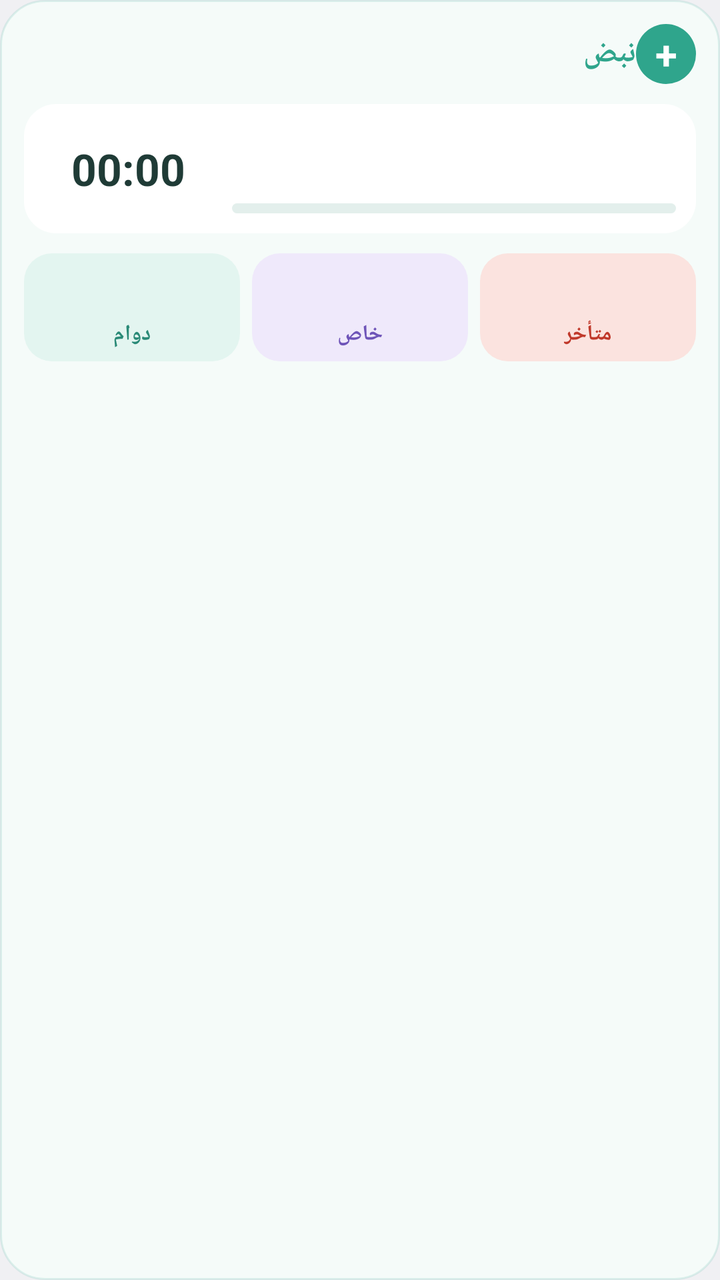
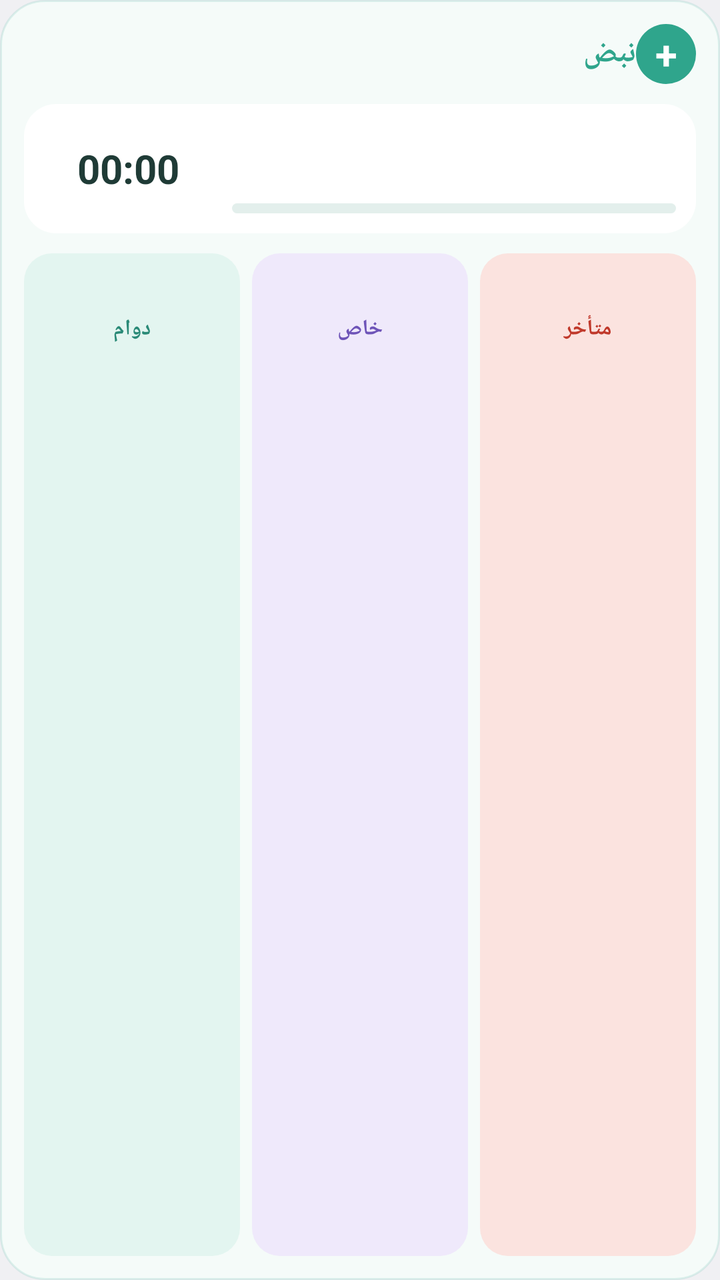

Before-and-after screenshots of an Android layout around one commit, followed by the original layout XML and the change that was made.
<!-- AndroidManifest.xml: application theme android:Theme.DeviceDefault.Light.NoActionBar -->
<!-- res/layout/widget_nabd.xml -->
<?xml version="1.0" encoding="utf-8"?>
<LinearLayout xmlns:android="http://schemas.android.com/apk/res/android"
    android:id="@+id/w_root"
    android:layout_width="match_parent"
    android:layout_height="match_parent"
    android:orientation="vertical"
    android:padding="12dp"
    android:background="@drawable/w_bg">

    <LinearLayout
        android:layout_width="match_parent"
        android:layout_height="wrap_content"
        android:gravity="center_vertical"
        android:orientation="horizontal">

        <TextView
            android:layout_width="0dp"
            android:layout_height="wrap_content"
            android:layout_weight="1"
            android:text="نبض"
            android:textColor="#2FA58C"
            android:textSize="15sp"
            android:textStyle="bold" />

        <TextView
            android:id="@+id/w_plus"
            android:layout_width="30dp"
            android:layout_height="30dp"
            android:background="@drawable/w_plus_bg"
            android:gravity="center"
            android:text="+"
            android:textColor="#FFFFFF"
            android:textSize="20sp"
            android:textStyle="bold" />
    </LinearLayout>

    <LinearLayout
        android:layout_width="match_parent"
        android:layout_height="wrap_content"
        android:layout_marginTop="10dp"
        android:background="@drawable/w_next_bg"
        android:gravity="center_vertical"
        android:orientation="horizontal"
        android:padding="10dp">

        <FrameLayout
            android:layout_width="84dp"
            android:layout_height="wrap_content">

            <Chronometer
                android:id="@+id/w_count"
                android:layout_width="match_parent"
                android:layout_height="wrap_content"
                android:gravity="center"
                android:textColor="#1F3B36"
                android:textSize="22sp"
                android:textStyle="bold" />

            <TextView
                android:id="@+id/w_none"
                android:layout_width="match_parent"
                android:layout_height="wrap_content"
                android:gravity="center"
                android:text="—"
                android:textColor="#1F3B36"
                android:textSize="22sp"
                android:textStyle="bold"
                android:visibility="gone" />
        </FrameLayout>

        <LinearLayout
            android:layout_width="0dp"
            android:layout_height="wrap_content"
            android:layout_marginStart="10dp"
            android:layout_weight="1"
            android:orientation="vertical">

            <TextView
                android:id="@+id/w_next_lbl"
                android:layout_width="wrap_content"
                android:layout_height="wrap_content"
                android:textColor="#5F7A73"
                android:textSize="11sp" />

            <TextView
                android:id="@+id/w_next_text"
                android:layout_width="match_parent"
                android:layout_height="wrap_content"
                android:maxLines="1"
                android:ellipsize="end"
                android:textColor="#1F3B36"
                android:textSize="14sp"
                android:textStyle="bold" />

            <ProgressBar
                android:id="@+id/w_bar"
                style="?android:attr/progressBarStyleHorizontal"
                android:layout_width="match_parent"
                android:layout_height="5dp"
                android:layout_marginTop="6dp"
                android:max="100"
                android:progress="0"
                android:progressDrawable="@drawable/w_bar" />
        </LinearLayout>
    </LinearLayout>

    <LinearLayout
        android:layout_width="match_parent"
        android:layout_height="wrap_content"
        android:layout_marginTop="10dp"
        android:orientation="horizontal">

        <LinearLayout
            android:layout_width="0dp"
            android:layout_height="wrap_content"
            android:layout_weight="1"
            android:background="@drawable/tile_work"
            android:gravity="center"
            android:orientation="vertical"
            android:paddingBottom="6dp"
            android:paddingTop="6dp">
            <TextView android:id="@+id/w_work_n" android:layout_width="wrap_content" android:layout_height="wrap_content" android:textColor="#2A8A77" android:textSize="20sp" android:textStyle="bold" />
            <TextView android:layout_width="wrap_content" android:layout_height="wrap_content" android:text="دوام" android:textColor="#2A8A77" android:textSize="11sp" android:textStyle="bold" />
        </LinearLayout>

        <LinearLayout
            android:layout_width="0dp"
            android:layout_height="wrap_content"
            android:layout_marginStart="6dp"
            android:layout_weight="1"
            android:background="@drawable/tile_life"
            android:gravity="center"
            android:orientation="vertical"
            android:paddingBottom="6dp"
            android:paddingTop="6dp">
            <TextView android:id="@+id/w_life_n" android:layout_width="wrap_content" android:layout_height="wrap_content" android:textColor="#6E54B8" android:textSize="20sp" android:textStyle="bold" />
            <TextView android:layout_width="wrap_content" android:layout_height="wrap_content" android:text="خاص" android:textColor="#6E54B8" android:textSize="11sp" android:textStyle="bold" />
        </LinearLayout>

        <LinearLayout
            android:layout_width="0dp"
            android:layout_height="wrap_content"
            android:layout_marginStart="6dp"
            android:layout_weight="1"
            android:background="@drawable/tile_late"
            android:gravity="center"
            android:orientation="vertical"
            android:paddingBottom="6dp"
            android:paddingTop="6dp">
            <TextView android:id="@+id/w_late_n" android:layout_width="wrap_content" android:layout_height="wrap_content" android:textColor="#C0392B" android:textSize="20sp" android:textStyle="bold" />
            <TextView android:layout_width="wrap_content" android:layout_height="wrap_content" android:text="متأخر" android:textColor="#C0392B" android:textSize="11sp" android:textStyle="bold" />
        </LinearLayout>
    </LinearLayout>
</LinearLayout>
<!-- resources referenced by this layout -->
<resources>
  <!-- drawable tile_late (drawable) -->
  <?xml version="1.0" encoding="utf-8"?>
  <shape xmlns:android="http://schemas.android.com/apk/res/android" android:shape="rectangle">
      <solid android:color="#FBE3DF" />
      <corners android:radius="14dp" />
  </shape>
  <!-- drawable tile_life (drawable) -->
  <?xml version="1.0" encoding="utf-8"?>
  <shape xmlns:android="http://schemas.android.com/apk/res/android" android:shape="rectangle">
      <solid android:color="#EFE9FB" />
      <corners android:radius="14dp" />
  </shape>
  <!-- drawable tile_work (drawable) -->
  <?xml version="1.0" encoding="utf-8"?>
  <shape xmlns:android="http://schemas.android.com/apk/res/android" android:shape="rectangle">
      <solid android:color="#E3F5F0" />
      <corners android:radius="14dp" />
  </shape>
  <!-- drawable w_bar (drawable) -->
  <?xml version="1.0" encoding="utf-8"?>
  <layer-list xmlns:android="http://schemas.android.com/apk/res/android">
      <item android:id="@android:id/background">
          <shape android:shape="rectangle">
              <solid android:color="#E3EFEC" />
              <corners android:radius="3dp" />
          </shape>
      </item>
      <item android:id="@android:id/progress">
          <clip>
              <shape android:shape="rectangle">
                  <solid android:color="#2FA58C" />
                  <corners android:radius="3dp" />
              </shape>
          </clip>
      </item>
  </layer-list>
  <!-- drawable w_bg (drawable) -->
  <?xml version="1.0" encoding="utf-8"?>
  <shape xmlns:android="http://schemas.android.com/apk/res/android" android:shape="rectangle">
      <solid android:color="#F5FBF9" />
      <corners android:radius="22dp" />
      <stroke android:width="1dp" android:color="#2228A58C" />
  </shape>
  <!-- drawable w_next_bg (drawable) -->
  <?xml version="1.0" encoding="utf-8"?>
  <shape xmlns:android="http://schemas.android.com/apk/res/android" android:shape="rectangle">
      <solid android:color="#FFFFFF" />
      <corners android:radius="16dp" />
  </shape>
  <!-- drawable w_plus_bg (drawable) -->
  <?xml version="1.0" encoding="utf-8"?>
  <shape xmlns:android="http://schemas.android.com/apk/res/android" android:shape="oval">
      <solid android:color="#2FA58C" />
  </shape>
</resources>

<!-- the commit's change to res/layout/widget_nabd.xml (unified diff, before → after) -->
@@ -53,7 +53,7 @@
                 android:layout_height="wrap_content"
                 android:gravity="center"
                 android:textColor="#1F3B36"
-                android:textSize="22sp"
+                android:textSize="20sp"
                 android:textStyle="bold" />
 
             <TextView
@@ -63,7 +63,7 @@
                 android:gravity="center"
                 android:text="—"
                 android:textColor="#1F3B36"
-                android:textSize="22sp"
+                android:textSize="20sp"
                 android:textStyle="bold"
                 android:visibility="gone" />
         </FrameLayout>
@@ -86,8 +86,8 @@
                 android:id="@+id/w_next_text"
                 android:layout_width="match_parent"
                 android:layout_height="wrap_content"
+                android:ellipsize="end"
                 android:maxLines="1"
-                android:ellipsize="end"
                 android:textColor="#1F3B36"
                 android:textSize="14sp"
                 android:textStyle="bold" />
@@ -106,49 +106,65 @@
 
     <LinearLayout
         android:layout_width="match_parent"
-        android:layout_height="wrap_content"
+        android:layout_height="0dp"
         android:layout_marginTop="10dp"
+        android:layout_weight="1"
         android:orientation="horizontal">
 
         <LinearLayout
             android:layout_width="0dp"
-            android:layout_height="wrap_content"
+            android:layout_height="match_parent"
             android:layout_weight="1"
             android:background="@drawable/tile_work"
-            android:gravity="center"
             android:orientation="vertical"
-            android:paddingBottom="6dp"
-            android:paddingTop="6dp">
-            <TextView android:id="@+id/w_work_n" android:layout_width="wrap_content" android:layout_height="wrap_content" android:textColor="#2A8A77" android:textSize="20sp" android:textStyle="bold" />
-            <TextView android:layout_width="wrap_content" android:layout_height="wrap_content" android:text="دوام" android:textColor="#2A8A77" android:textSize="11sp" android:textStyle="bold" />
+            android:padding="6dp">
+            <TextView android:id="@+id/w_work_n" android:layout_width="match_parent" android:layout_height="wrap_content" android:gravity="center" android:textColor="#2A8A77" android:textSize="18sp" android:textStyle="bold" />
+            <TextView android:layout_width="match_parent" android:layout_height="wrap_content" android:gravity="center" android:text="دوام" android:textColor="#2A8A77" android:textSize="11sp" android:textStyle="bold" />
+            <StackView
+                android:id="@+id/w_stack_work"
+                android:layout_width="match_parent"
+                android:layout_height="0dp"
+                android:layout_weight="1"
+                android:layout_marginTop="4dp" />
+            <TextView android:id="@+id/w_empty_work" android:layout_width="match_parent" android:layout_height="0dp" android:layout_weight="1" android:gravity="center" android:text="فاضي" android:textColor="#2A8A77" android:textSize="11sp" android:visibility="gone" />
         </LinearLayout>
 
         <LinearLayout
             android:layout_width="0dp"
-            android:layout_height="wrap_content"
+            android:layout_height="match_parent"
             android:layout_marginStart="6dp"
             android:layout_weight="1"
             android:background="@drawable/tile_life"
-            android:gravity="center"
             android:orientation="vertical"
-            android:paddingBottom="6dp"
-            android:paddingTop="6dp">
-            <TextView android:id="@+id/w_life_n" android:layout_width="wrap_content" android:layout_height="wrap_content" android:textColor="#6E54B8" android:textSize="20sp" android:textStyle="bold" />
-            <TextView android:layout_width="wrap_content" android:layout_height="wrap_content" android:text="خاص" android:textColor="#6E54B8" android:textSize="11sp" android:textStyle="bold" />
+            android:padding="6dp">
+            <TextView android:id="@+id/w_life_n" android:layout_width="match_parent" android:layout_height="wrap_content" android:gravity="center" android:textColor="#6E54B8" android:textSize="18sp" android:textStyle="bold" />
+            <TextView android:layout_width="match_parent" android:layout_height="wrap_content" android:gravity="center" android:text="خاص" android:textColor="#6E54B8" android:textSize="11sp" android:textStyle="bold" />
+            <StackView
+                android:id="@+id/w_stack_life"
+                android:layout_width="match_parent"
+                android:layout_height="0dp"
+                android:layout_weight="1"
+                android:layout_marginTop="4dp" />
+            <TextView android:id="@+id/w_empty_life" android:layout_width="match_parent" android:layout_height="0dp" android:layout_weight="1" android:gravity="center" android:text="فاضي" android:textColor="#6E54B8" android:textSize="11sp" android:visibility="gone" />
         </LinearLayout>
 
         <LinearLayout
             android:layout_width="0dp"
-            android:layout_height="wrap_content"
+            android:layout_height="match_parent"
             android:layout_marginStart="6dp"
             android:layout_weight="1"
             android:background="@drawable/tile_late"
-            android:gravity="center"
             android:orientation="vertical"
-            android:paddingBottom="6dp"
-            android:paddingTop="6dp">
-            <TextView android:id="@+id/w_late_n" android:layout_width="wrap_content" android:layout_height="wrap_content" android:textColor="#C0392B" android:textSize="20sp" android:textStyle="bold" />
-            <TextView android:layout_width="wrap_content" android:layout_height="wrap_content" android:text="متأخر" android:textColor="#C0392B" android:textSize="11sp" android:textStyle="bold" />
+            android:padding="6dp">
+            <TextView android:id="@+id/w_late_n" android:layout_width="match_parent" android:layout_height="wrap_content" android:gravity="center" android:textColor="#C0392B" android:textSize="18sp" android:textStyle="bold" />
+            <TextView android:layout_width="match_parent" android:layout_height="wrap_content" android:gravity="center" android:text="متأخر" android:textColor="#C0392B" android:textSize="11sp" android:textStyle="bold" />
+            <StackView
+                android:id="@+id/w_stack_late"
+                android:layout_width="match_parent"
+                android:layout_height="0dp"
+                android:layout_weight="1"
+                android:layout_marginTop="4dp" />
+            <TextView android:id="@+id/w_empty_late" android:layout_width="match_parent" android:layout_height="0dp" android:layout_weight="1" android:gravity="center" android:text="فاضي" android:textColor="#C0392B" android:textSize="11sp" android:visibility="gone" />
         </LinearLayout>
     </LinearLayout>
 </LinearLayout>
